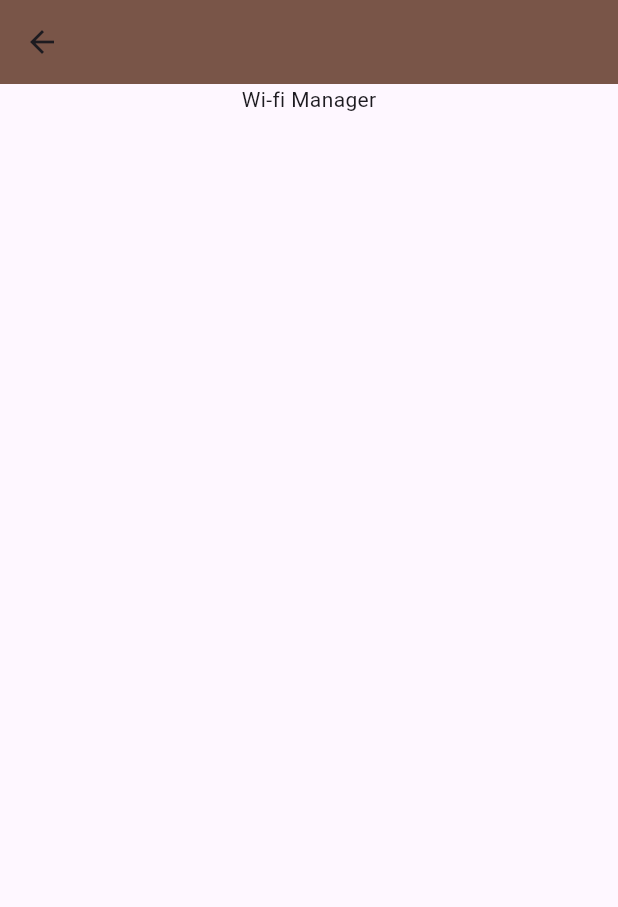
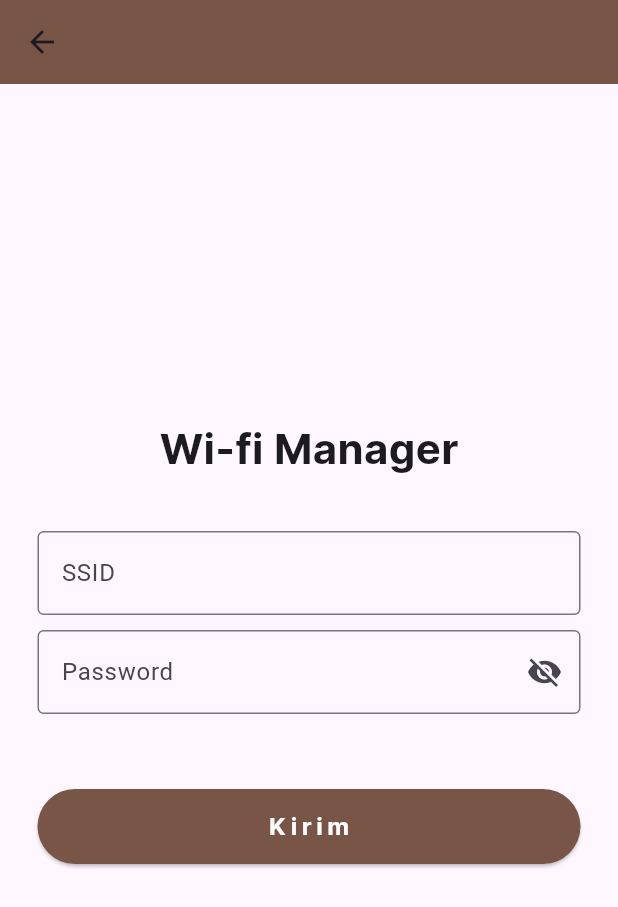
Before and after one commit to YusrilMaqoshidana/project-ppl-agroindustri, a Flutter app: the WifiManager screen opened by its route, on a phone screen of 412 x 824 dp. Shown: the top 907 px of the screen. Run offline on Flutter 3.47's test engine with Material 3 defaults, Android fonts, the phone set to English and light mode, and no system bars; our stand-ins replace firebase_auth, firebase_core; accounts and stored records are empty.

Commit message:
+FE wifi_manager done

```diff
--- a/lib/pages/Homepage/wifi_manager_page.dart
+++ b/lib/pages/Homepage/wifi_manager_page.dart
@@ -1,13 +1,18 @@
 import 'package:flutter/material.dart';
 import 'package:flutter/widgets.dart';
 import 'package:gencoff_app/utils/input.dart';
+import 'package:gencoff_app/utils/long_button.dart';
 
 class WifiManager extends StatelessWidget {
   WifiManager({super.key});
   final _ssidController = TextEditingController();
   final _passwordController = TextEditingController();
   Widget _title() {
-    return Text("Wi-fi Manager");
+    return Text(
+      "Wi-fi Manager",
+      style: TextStyle(
+          fontFamily: "Inter", fontSize: 28, fontWeight: FontWeight.w700),
+    );
   }
 
   Widget _input() {
@@ -16,10 +21,17 @@ class WifiManager extends StatelessWidget {
       child: Column(
         children: [
           InputWithoutIcon(text: "SSID", controller: _ssidController),
+          SizedBox(
+            height: 10,
+          ),
           InputPassword(text: "Password", controller: _passwordController)
         ],
       ),
     );
+  }
+
+  Widget buttonKirim() {
+    return Container(margin: EdgeInsets.all(25),child: LongButton(text: "Kirim", onPressed: () {}));
   }
 
   @override
@@ -30,8 +42,14 @@ class WifiManager extends StatelessWidget {
       ),
       body: Center(
         child: Column(
+          mainAxisAlignment: MainAxisAlignment.center,
           children: [
             _title(),
+            SizedBox(
+              height: 10,
+            ),
+            _input(),
+            buttonKirim()
           ],
         ),
       ),
```
